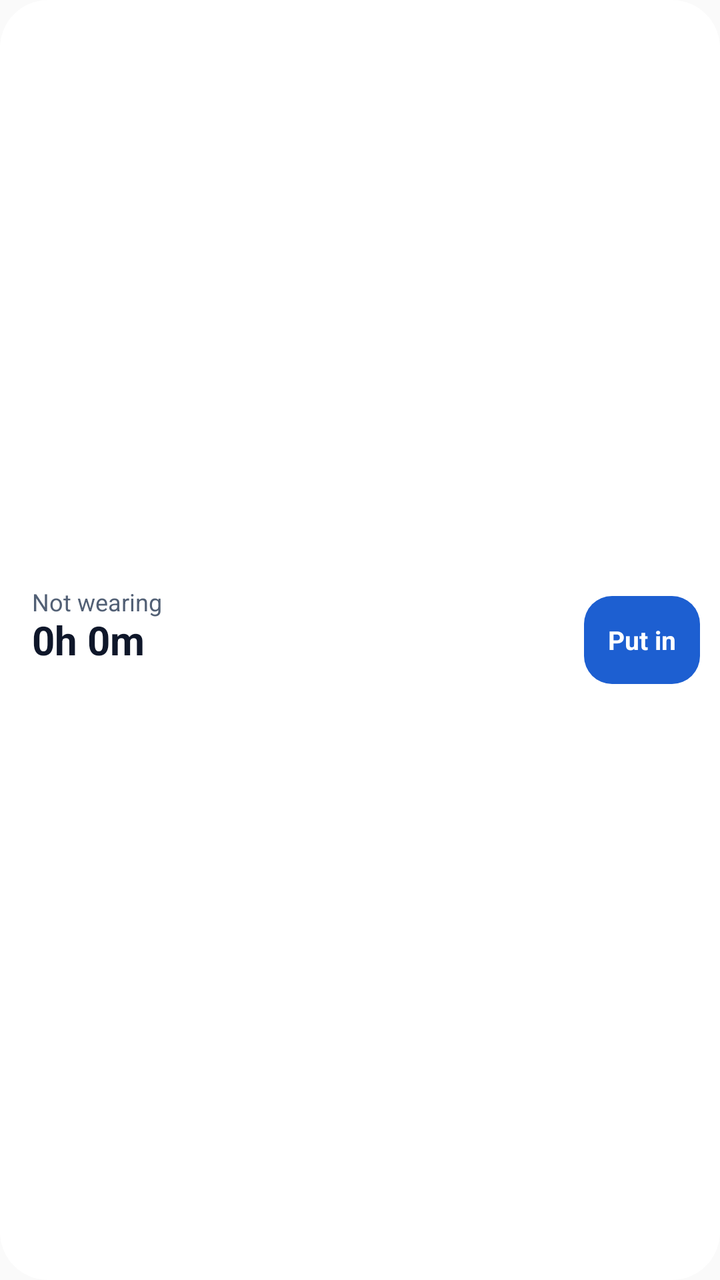
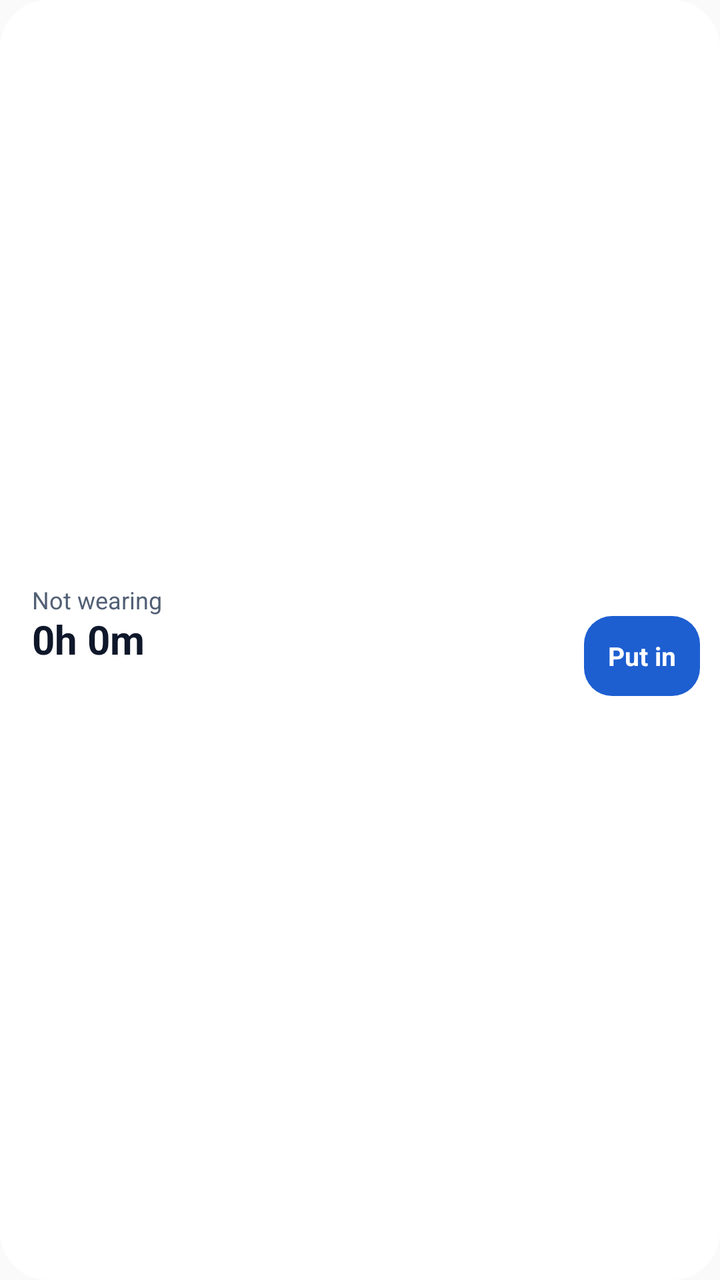

Screens rendered from an Android XML layout before and after an edit, with the pre-edit source and the edit as a unified diff.
<!-- AndroidManifest.xml: application theme AppTheme -->
<!-- res/layout/widget_wear.xml -->
<?xml version="1.0" encoding="utf-8"?>
<LinearLayout xmlns:android="http://schemas.android.com/apk/res/android"
    android:id="@+id/widget_root"
    android:layout_width="match_parent"
    android:layout_height="match_parent"
    android:background="@drawable/widget_background"
    android:gravity="center_vertical"
    android:orientation="horizontal"
    android:paddingStart="16dp"
    android:paddingTop="8dp"
    android:paddingEnd="10dp"
    android:paddingBottom="8dp">

    <LinearLayout
        android:layout_width="0dp"
        android:layout_height="wrap_content"
        android:layout_weight="1"
        android:orientation="vertical">

        <TextView
            android:id="@+id/wear_status"
            android:layout_width="wrap_content"
            android:layout_height="wrap_content"
            android:text="Not wearing"
            android:textColor="@color/widget_muted"
            android:textSize="12sp" />

        <Chronometer
            android:id="@+id/wear_chrono"
            android:layout_width="wrap_content"
            android:layout_height="wrap_content"
            android:includeFontPadding="false"
            android:textColor="@color/widget_text"
            android:textSize="20sp"
            android:textStyle="bold"
            android:visibility="gone" />

        <TextView
            android:id="@+id/wear_total"
            android:layout_width="wrap_content"
            android:layout_height="wrap_content"
            android:includeFontPadding="false"
            android:text="0h 0m"
            android:textColor="@color/widget_text"
            android:textSize="20sp"
            android:textStyle="bold" />

        <TextView
            android:id="@+id/wear_limit"
            android:layout_width="wrap_content"
            android:layout_height="wrap_content"
            android:maxLines="1"
            android:textColor="@color/widget_muted"
            android:textSize="11sp" />
    </LinearLayout>

    <TextView
        android:id="@+id/wear_button"
        android:layout_width="wrap_content"
        android:layout_height="44dp"
        android:background="@drawable/widget_button_accent"
        android:gravity="center"
        android:paddingStart="12dp"
        android:paddingEnd="12dp"
        android:text="Put in"
        android:textColor="@color/widget_button_accent_text"
        android:textSize="13sp"
        android:textStyle="bold" />
</LinearLayout>
<!-- resources referenced by this layout -->
<resources>
  <color name="widget_button_accent_text">#FFFFFF</color>
  <color name="widget_muted">#526075</color>
  <color name="widget_text">#0F172A</color>
  <!-- drawable widget_background (drawable) -->
  <?xml version="1.0" encoding="utf-8"?>
  <shape xmlns:android="http://schemas.android.com/apk/res/android" android:shape="rectangle">
      <solid android:color="@color/widget_bg" />
      <corners android:radius="24dp" />
  </shape>
  <!-- drawable widget_button_accent (drawable) -->
  <?xml version="1.0" encoding="utf-8"?>
  <shape xmlns:android="http://schemas.android.com/apk/res/android" android:shape="rectangle">
      <solid android:color="@color/widget_button_accent_bg" />
      <corners android:radius="14dp" />
  </shape>
  <style name="AppTheme" parent="Theme.AppCompat.Light.DarkActionBar">
          
          <item name="colorPrimary">@color/colorPrimary</item>
          <item name="colorPrimaryDark">@color/colorPrimaryDark</item>
          <item name="colorAccent">@color/colorAccent</item>
      </style>
  <color name="widget_bg">#FFFFFF</color>
  <color name="widget_button_accent_bg">#1D5FD1</color>
</resources>

<!-- the commit's change to res/layout/widget_wear.xml (unified diff, before → after) -->
@@ -5,65 +5,74 @@
     android:layout_height="match_parent"
     android:background="@drawable/widget_background"
     android:gravity="center_vertical"
-    android:orientation="horizontal"
+    android:orientation="vertical"
     android:paddingStart="16dp"
     android:paddingTop="8dp"
     android:paddingEnd="10dp"
     android:paddingBottom="8dp">
 
+    <TextView
+        android:id="@+id/wear_status"
+        android:layout_width="match_parent"
+        android:layout_height="wrap_content"
+        android:ellipsize="end"
+        android:maxLines="1"
+        android:text="Not wearing"
+        android:textColor="@color/widget_muted"
+        android:textSize="12sp" />
+
     <LinearLayout
-        android:layout_width="0dp"
+        android:layout_width="match_parent"
         android:layout_height="wrap_content"
-        android:layout_weight="1"
-        android:orientation="vertical">
+        android:gravity="center_vertical"
+        android:orientation="horizontal">
+
+        <LinearLayout
+            android:layout_width="0dp"
+            android:layout_height="wrap_content"
+            android:layout_weight="1"
+            android:orientation="vertical">
+
+            <Chronometer
+                android:id="@+id/wear_chrono"
+                android:layout_width="wrap_content"
+                android:layout_height="wrap_content"
+                android:includeFontPadding="false"
+                android:textColor="@color/widget_text"
+                android:textSize="20sp"
+                android:textStyle="bold"
+                android:visibility="gone" />
+
+            <TextView
+                android:id="@+id/wear_total"
+                android:layout_width="wrap_content"
+                android:layout_height="wrap_content"
+                android:includeFontPadding="false"
+                android:text="0h 0m"
+                android:textColor="@color/widget_text"
+                android:textSize="20sp"
+                android:textStyle="bold" />
+
+            <TextView
+                android:id="@+id/wear_limit"
+                android:layout_width="wrap_content"
+                android:layout_height="wrap_content"
+                android:maxLines="1"
+                android:textColor="@color/widget_muted"
+                android:textSize="11sp" />
+        </LinearLayout>
 
         <TextView
-            android:id="@+id/wear_status"
+            android:id="@+id/wear_button"
             android:layout_width="wrap_content"
-            android:layout_height="wrap_content"
-            android:text="Not wearing"
-            android:textColor="@color/widget_muted"
-            android:textSize="12sp" />
-
-        <Chronometer
-            android:id="@+id/wear_chrono"
-            android:layout_width="wrap_content"
-            android:layout_height="wrap_content"
-            android:includeFontPadding="false"
-            android:textColor="@color/widget_text"
-            android:textSize="20sp"
-            android:textStyle="bold"
-            android:visibility="gone" />
-
-        <TextView
-            android:id="@+id/wear_total"
-            android:layout_width="wrap_content"
-            android:layout_height="wrap_content"
-            android:includeFontPadding="false"
-            android:text="0h 0m"
-            android:textColor="@color/widget_text"
-            android:textSize="20sp"
+            android:layout_height="40dp"
+            android:background="@drawable/widget_button_accent"
+            android:gravity="center"
+            android:paddingStart="12dp"
+            android:paddingEnd="12dp"
+            android:text="Put in"
+            android:textColor="@color/widget_button_accent_text"
+            android:textSize="13sp"
             android:textStyle="bold" />
-
-        <TextView
-            android:id="@+id/wear_limit"
-            android:layout_width="wrap_content"
-            android:layout_height="wrap_content"
-            android:maxLines="1"
-            android:textColor="@color/widget_muted"
-            android:textSize="11sp" />
     </LinearLayout>
-
-    <TextView
-        android:id="@+id/wear_button"
-        android:layout_width="wrap_content"
-        android:layout_height="44dp"
-        android:background="@drawable/widget_button_accent"
-        android:gravity="center"
-        android:paddingStart="12dp"
-        android:paddingEnd="12dp"
-        android:text="Put in"
-        android:textColor="@color/widget_button_accent_text"
-        android:textSize="13sp"
-        android:textStyle="bold" />
 </LinearLayout>
